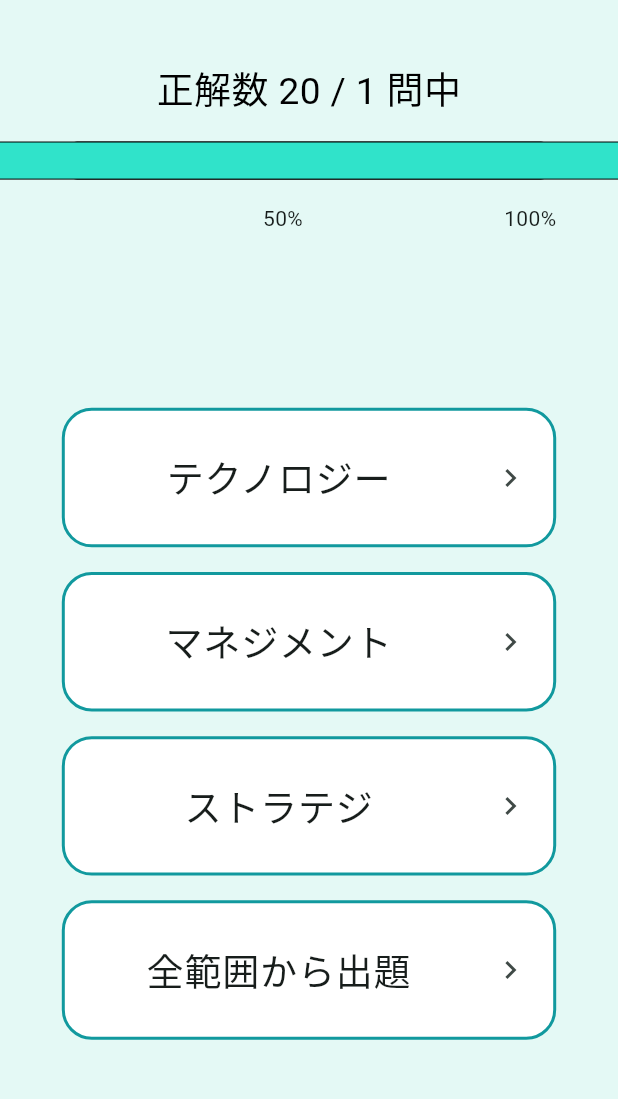
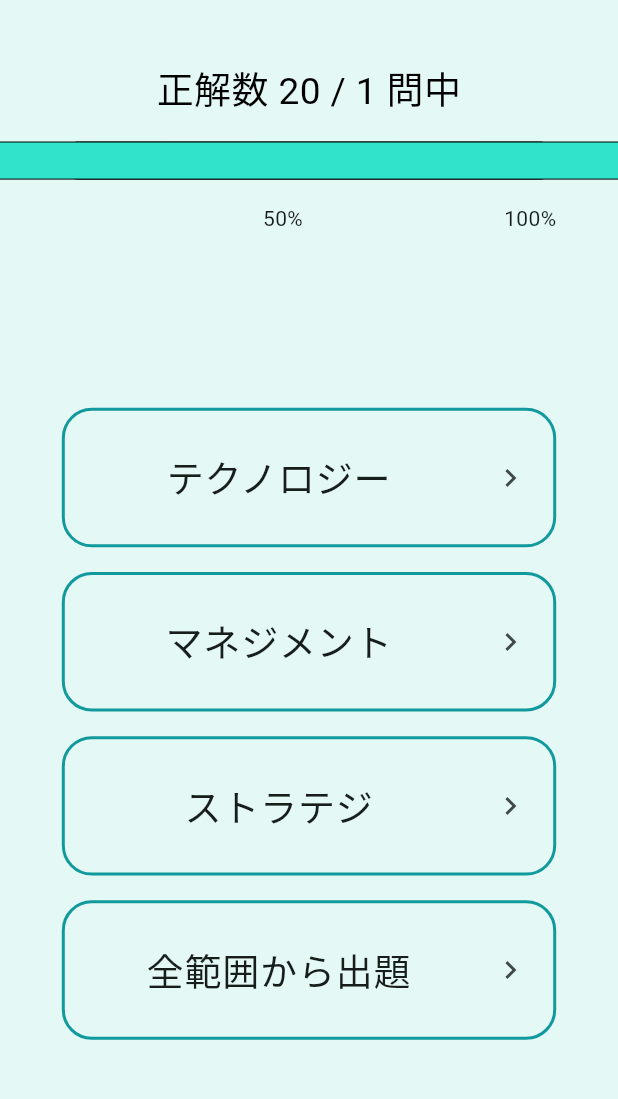
Before and after one commit to HANAUTA/2024_hal_fe_app, a Flutter app: the screen it shows after launch, on a phone screen of 412 x 824 dp, the part 84-1183 px from its top. Run offline on Flutter 3.47's test engine with Material 3 defaults, Android fonts, the light colour scheme and no system bars; our stand-ins replace cloud_firestore, firebase_core, sqflite; accounts and stored records are empty; statements that could not run were skipped.

Commit message:
レスポンシブ対応

```diff
--- a/lib/pages/top_page.dart
+++ b/lib/pages/top_page.dart
@@ -114,6 +114,10 @@ class _MyHomePageState extends State<MyHomePage> {
     // 画面の高さと幅を取得
     final screenHeight = MediaQuery.of(context).size.height;
     final screenWidth = MediaQuery.of(context).size.width;
+
+    // 画面が小さい場合の最低限のサイズを設定
+    final double adjustedScreenHeight = screenHeight < 600 ? 600 : screenHeight;
+    final double adjustedScreenWidth = screenWidth < 300 ? 300 : screenWidth;
 
     double progress = correctAnswers / totalQuestions; // 進捗を計算
 
@@ -257,10 +261,13 @@ class _MyHomePageState extends State<MyHomePage> {
           child: Container(
             margin: EdgeInsets.symmetric(vertical: screenHeight * 0.01), // 上下の余白
             decoration: BoxDecoration(
-              color: Colors.white, // 背景色を白に設定
-              border: Border.all(color: const Color(0xFF11999E), width: 2), // ボーダーの色と幅
-              borderRadius: BorderRadius.circular(20), // 角を丸める
-            ),
+              //下線部にのみborder
+              border: Border.all(
+                  color: Color(0xFF11999E), // 下線の色を指定
+                  width: 2.0,
+                ),
+              borderRadius: BorderRadius.circular(20), // 角丸にする
+              ),
             child: ListTile(
               contentPadding: EdgeInsets.symmetric(
                 vertical: screenHeight * 0.02, // パディングを画面高さに基づいて指定
```
